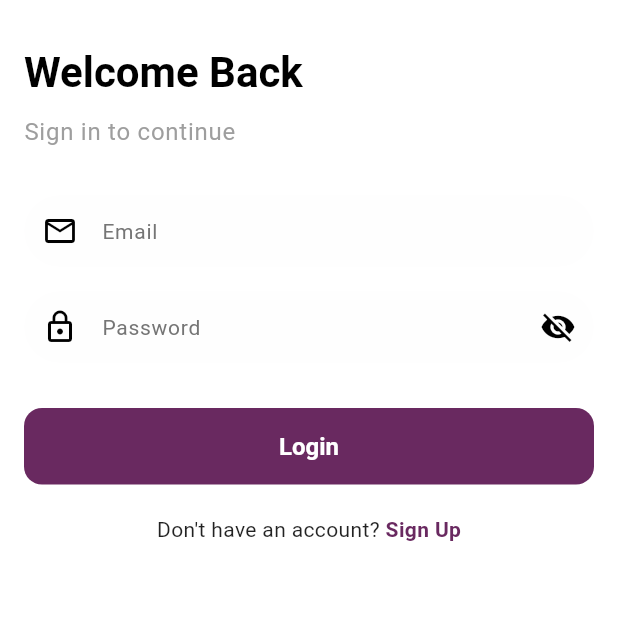
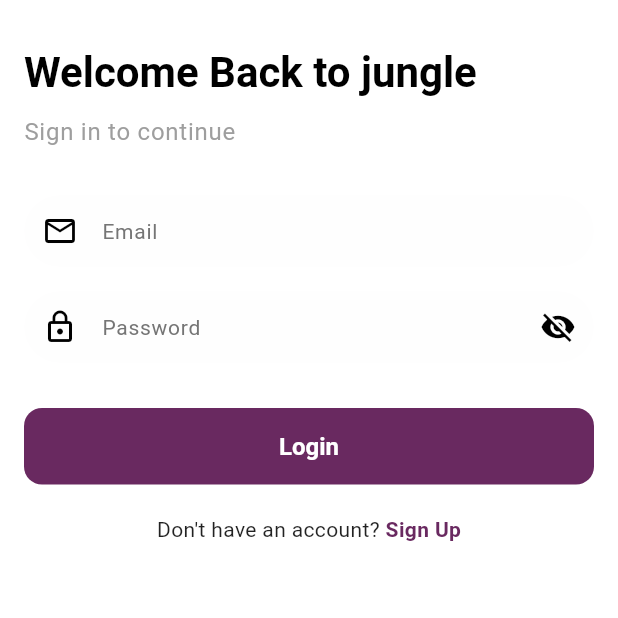
Before and after one commit to Yash-Wadatkar/chat-app, a Flutter app: the screen it shows after launch, on a phone screen of 412 x 824 dp, the top half of it. Run offline on Flutter 3.47's test engine with Material 3 defaults, Android fonts, the phone set to English and light mode, and no system bars; our stand-ins replace firebase_core; accounts and stored records are empty.

Commit message:
Update welcome message in LoginScreen to include 'to jungle'

```diff
--- a/lib/presentation/screens/login/login_screen.dart
+++ b/lib/presentation/screens/login/login_screen.dart
@@ -63,7 +63,7 @@ class _LoginScreenState extends State<LoginScreen> {
               children: [
                 SizedBox(height: 30),
                 Text(
-                  'Welcome Back',
+                  'Welcome Back to jungle',
                   style: Theme.of(context).textTheme.headlineMedium?.copyWith(
                     fontWeight: FontWeight.bold,
                   ),
```
